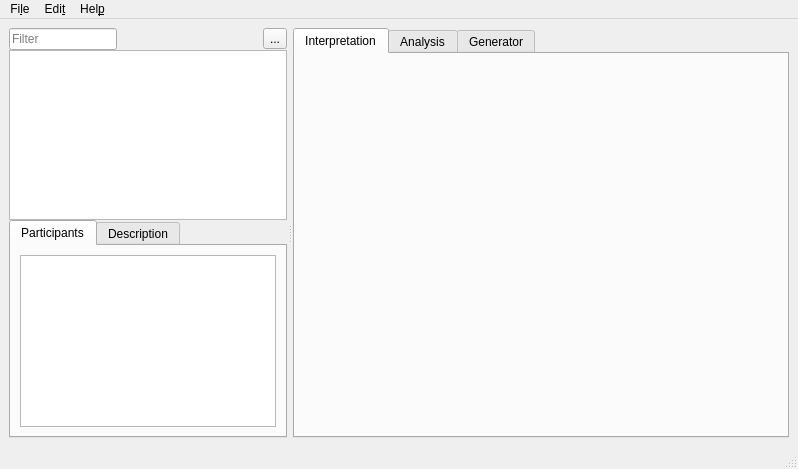
First picture: the form in ui/main.ui, repository jopohl/urh, before the edit.
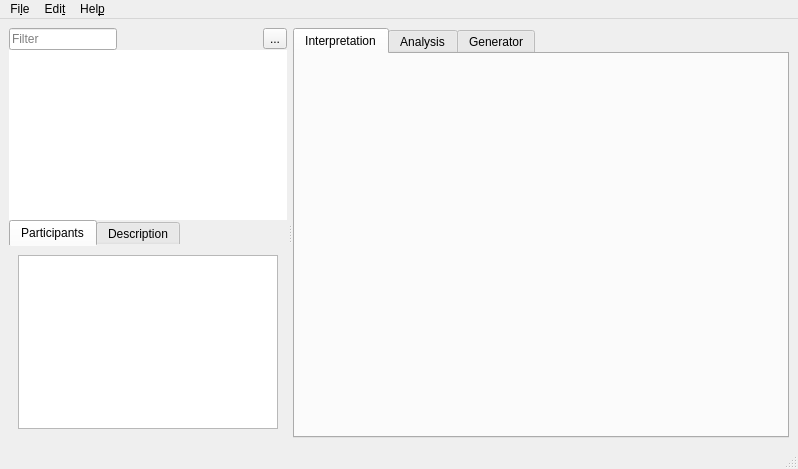
Second picture: the form after the edit. Icons and pictures are not drawn. Custom widgets are drawn as their Qt base class.

Commit message: remove unneeded borders

Patch:
```diff
--- a/ui/main.ui
+++ b/ui/main.ui
@@ -112,6 +112,9 @@
             <height>16777215</height>
            </size>
           </property>
+          <property name="frameShape">
+           <enum>QFrame::NoFrame</enum>
+          </property>
           <property name="autoScroll">
            <bool>true</bool>
           </property>
@@ -143,6 +146,9 @@
             <verstretch>0</verstretch>
            </sizepolicy>
           </property>
+          <property name="styleSheet">
+           <string notr="true">QTabWidget::pane { border: 0; }</string>
+          </property>
           <property name="currentIndex">
            <number>0</number>
           </property>
```
Left out of the diff: 6 changed lines with no effect on the pictures. The commit also changes 5 other files.
